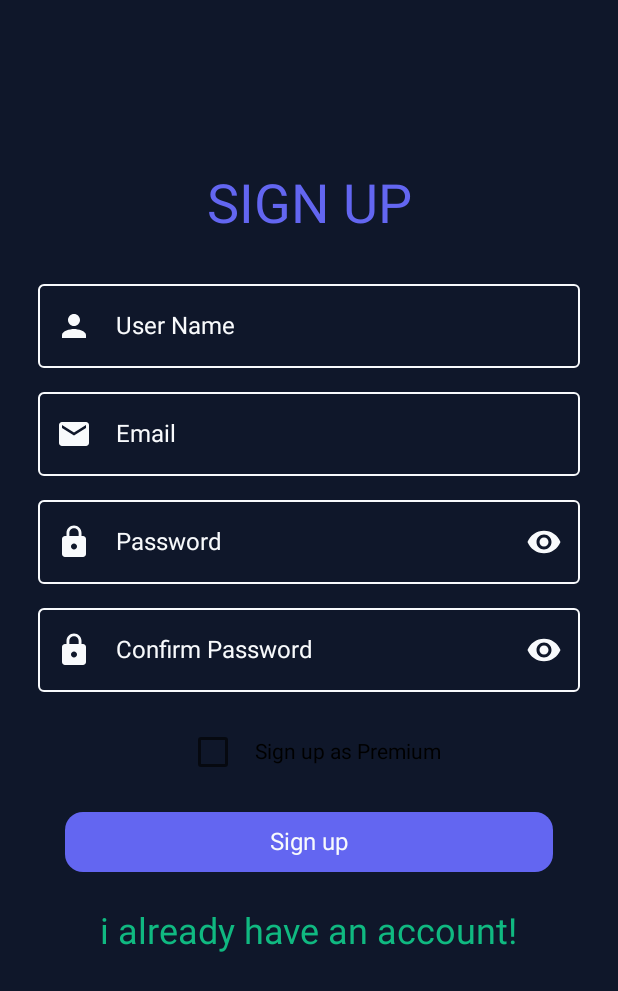
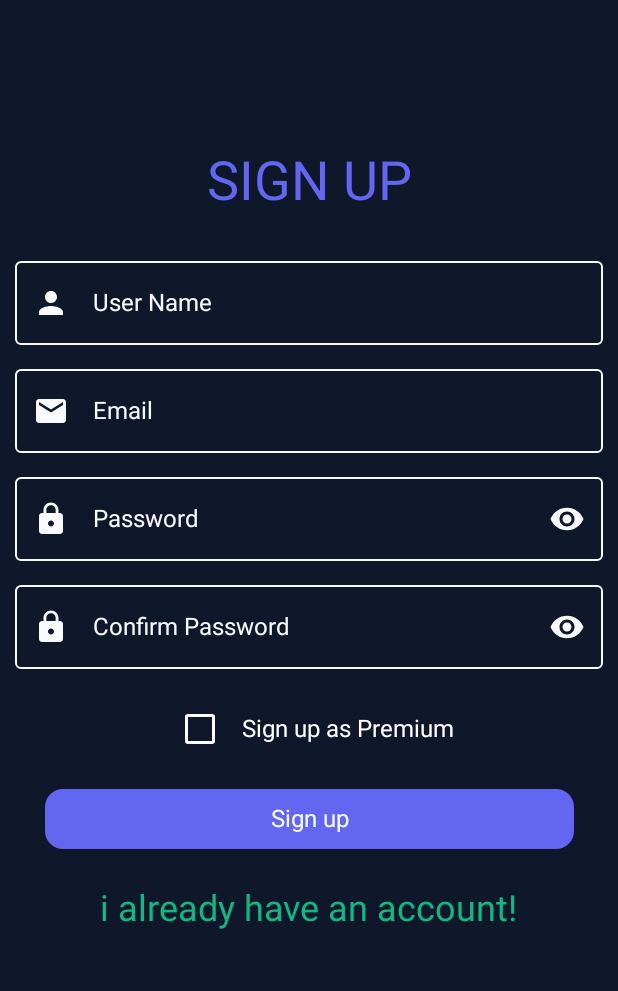
Before and after one commit to Juanbermudezp/Proyecto_Moviles, an Android app built with Jetpack Compose: the RegisterScreen screen opened through its navigation route, on a phone screen of 412 x 824 dp. Shown: the top 991 px of the screen. Run offline under Robolectric (Android 15) with nearby library versions, the phone set to English and light mode, and no system bars; our stand-ins replace Room's generated code.

Commit message:
Cambios en la pantalla de register

```diff
--- a/app/src/main/java/com/jmgg/habitus/auth/AuthManager.kt
+++ /dev/null
@@ -1 +0,0 @@
-package com.jmgg.habitus.auth
--- a/app/src/main/java/com/jmgg/habitus/auth/AuthValidator.kt
+++ /dev/null
@@ -1 +0,0 @@
-package com.jmgg.habitus.auth
--- a/app/src/main/java/com/jmgg/habitus/ui/auth/RegisterScreen.kt
+++ b/app/src/main/java/com/jmgg/habitus/ui/auth/RegisterScreen.kt
@@ -7,6 +7,7 @@ import androidx.compose.foundation.shape.RoundedCornerShape
 import androidx.compose.foundation.text.KeyboardOptions
 import androidx.compose.foundation.verticalScroll
 import androidx.compose.material.Checkbox
+import androidx.compose.material.CheckboxDefaults
 import androidx.compose.material.icons.Icons
 import androidx.compose.material.icons.filled.Email
 import androidx.compose.material.icons.filled.Lock
@@ -53,7 +54,7 @@ fun RegisterScreen(
         Modifier
             .fillMaxSize()
             .background(Color(0xFF0F172A))
-            .padding(25.dp)
+            .padding(10.dp)
             .verticalScroll(scrollState)
     ) {
         Column(
@@ -157,10 +158,15 @@ fun RegisterScreen(
                 ) {
                 Checkbox(
                     checked = isPremium,
-                    onCheckedChange = { isPremium = it }
+                    onCheckedChange = { isPremium = it },
+                    colors = CheckboxDefaults.colors(
+                        checkedColor = Color.White,
+                        uncheckedColor = Color.White,
+                        checkmarkColor = Color(0xFF0F172A)
+                    )
                 )
                 Spacer(modifier = Modifier.width(4.dp))
-                androidx.compose.material.Text("Sign up as Premium")
+                Text("Sign up as Premium", color = Color.White)
             }
 
             Spacer(Modifier.height(16.dp))
```
